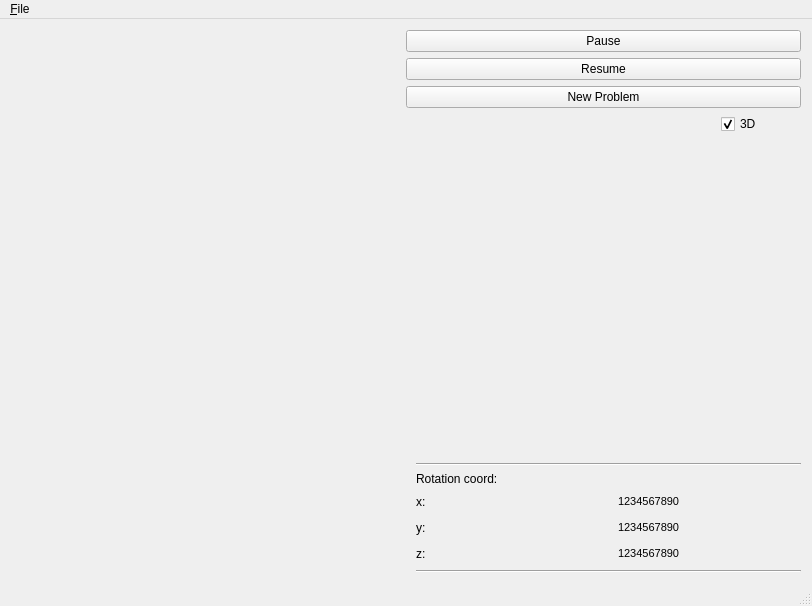
Old version of the form Atomical/Qt4/mainwindow.ui in the repository nagyistoce/cocoatutorials.
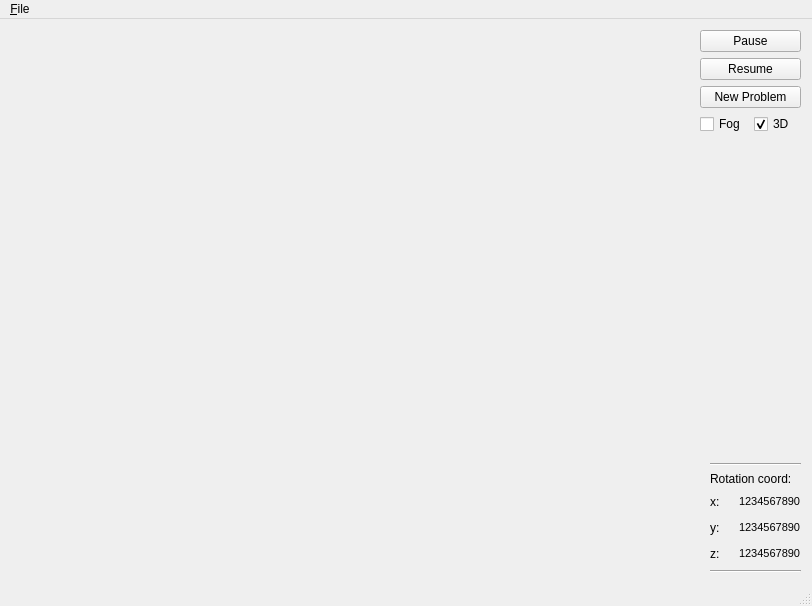
New version of the form. Icons and pictures are not drawn.

The edit to the form file:
```diff
--- a/Atomical/Qt4/mainwindow.ui
+++ b/Atomical/Qt4/mainwindow.ui
@@ -37,6 +37,9 @@
         <property name="orientation">
          <enum>Qt::Horizontal</enum>
         </property>
+        <property name="sizeType">
+         <enum>QSizePolicy::Expanding</enum>
+        </property>
         <property name="sizeHint" stdset="0">
          <size>
           <width>0</width>
@@ -73,23 +76,17 @@
       <item>
        <layout class="QHBoxLayout" name="horizontalLayout_7">
         <item>
-         <spacer name="horizontalSpacer_6">
-          <property name="orientation">
-           <enum>Qt::Horizontal</enum>
+         <widget class="QCheckBox" name="fog">
+          <property name="text">
+           <string>Fog</string>
           </property>
-          <property name="sizeHint" stdset="0">
-           <size>
-            <width>40</width>
-            <height>20</height>
-           </size>
-          </property>
-         </spacer>
+         </widget>
         </item>
         <item>
          <widget class="QCheckBox" name="threeD">
           <property name="minimumSize">
            <size>
-            <width>80</width>
+            <width>0</width>
             <height>0</height>
            </size>
           </property>
```
Left out of the diff: 16 changed lines with no effect on the pictures.
